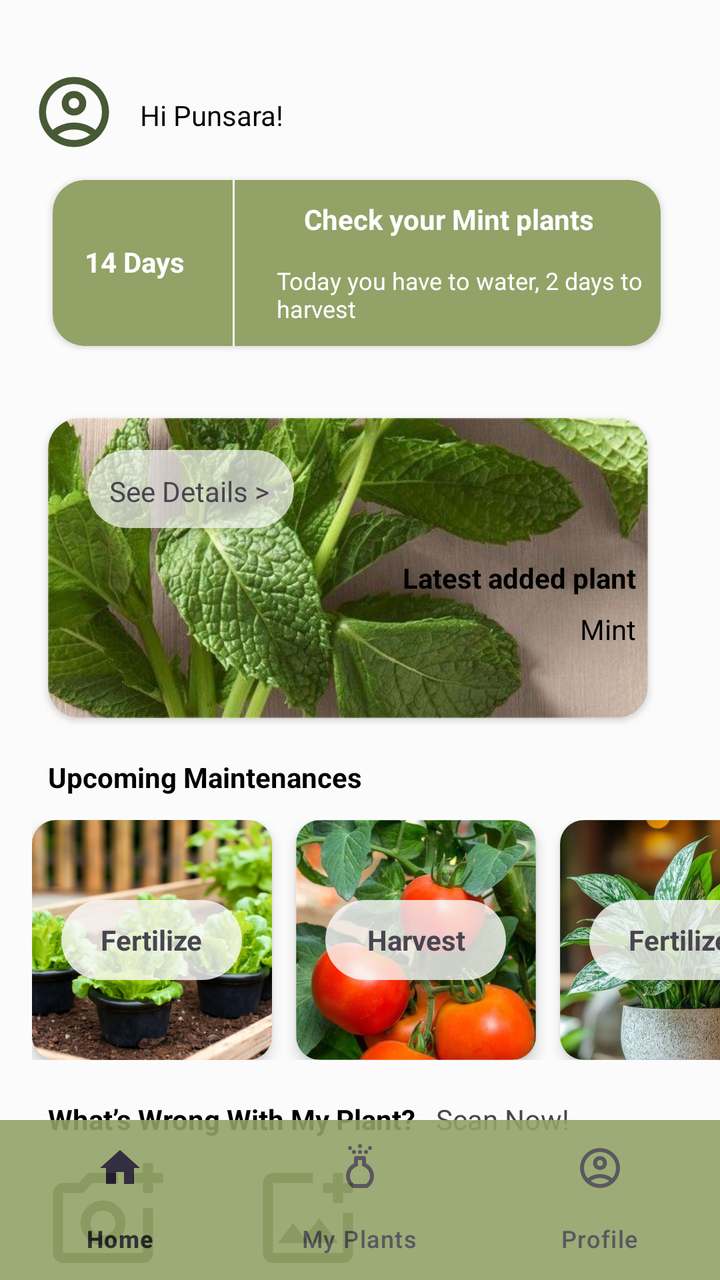
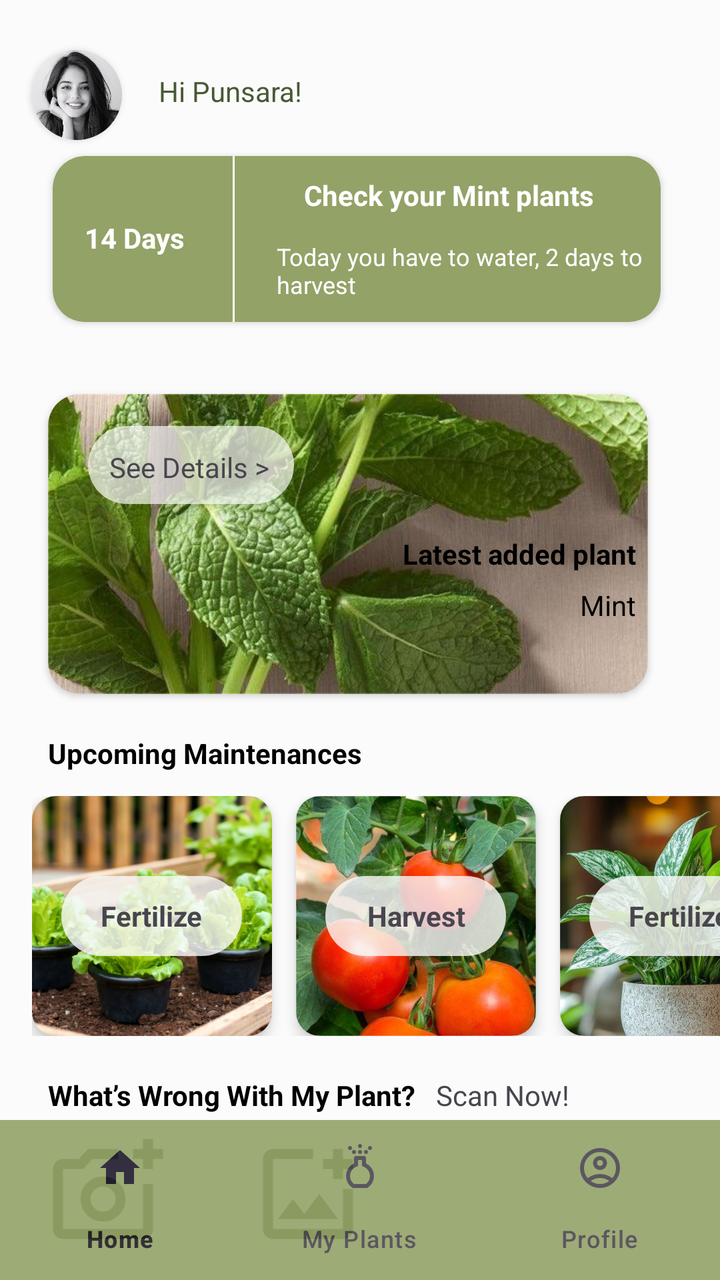

An Android layout rendered at two revisions. The XML below is the earlier revision; the diff shows what the commit changed to produce the second picture.
<!-- AndroidManifest.xml: application theme Theme.LabExam2 -->
<!-- res/layout/activity_home.xml -->
<?xml version="1.0" encoding="utf-8"?>
<androidx.constraintlayout.widget.ConstraintLayout xmlns:android="http://schemas.android.com/apk/res/android"
    xmlns:app="http://schemas.android.com/apk/res-auto"
    xmlns:tools="http://schemas.android.com/tools"
    android:id="@+id/main"
    android:layout_width="match_parent"
    android:layout_height="match_parent"
    android:background="@color/my_primary"
    tools:context=".home">

    <FrameLayout
        android:id="@+id/frame_layout"
        android:layout_width="0dp"
        android:layout_height="0dp"
        app:layout_constraintEnd_toEndOf="parent"
        app:layout_constraintStart_toStartOf="parent"
        app:layout_constraintTop_toTopOf="parent">

    </FrameLayout>

    <com.google.android.material.bottomnavigation.BottomNavigationView
        android:id="@+id/bottomNavigationView"
        android:layout_width="0dp"
        android:layout_height="wrap_content"
        app:layout_constraintBottom_toBottomOf="parent"
        app:layout_constraintEnd_toEndOf="parent"
        app:layout_constraintStart_toStartOf="parent"
        app:itemRippleColor="@color/my_hover_color"
        android:background="@color/my_secondary"
        android:alpha="0.9"
        app:menu="@menu/bottomnav"/>

    <LinearLayout
        android:id="@+id/linearLayout3"
        android:layout_width="50dp"
        android:layout_height="76dp"
        android:layout_marginStart="16dp"
        android:layout_marginTop="16dp"
        android:orientation="vertical"
        app:layout_constraintStart_toStartOf="parent"
        app:layout_constraintTop_toTopOf="parent">

        <ImageView
            android:id="@+id/imageView4"
            android:layout_width="42dp"
            android:layout_height="48dp"
            android:layout_marginTop="16dp"
            app:layout_constraintTop_toTopOf="parent"
            app:srcCompat="@drawable/outline_account_circle_24" />
    </LinearLayout>

    <LinearLayout
        android:id="@+id/linearLayout4"
        android:layout_width="152dp"
        android:layout_height="42dp"
        android:layout_marginStart="4dp"
        android:layout_marginTop="48dp"
        android:orientation="horizontal"
        app:layout_constraintStart_toEndOf="@+id/linearLayout3"
        app:layout_constraintTop_toTopOf="parent">

        <TextView
            android:id="@+id/textView8"
            android:layout_width="wrap_content"
            android:layout_height="36dp"
            android:layout_weight="1"
            android:text="Hi Punsara!"
            android:textColor="#040404" />
    </LinearLayout>

    <androidx.cardview.widget.CardView
        android:id="@+id/cardView"
        android:layout_width="304dp"
        android:layout_height="83dp"
        android:layout_marginStart="24dp"
        android:layout_marginEnd="24dp"
        android:foregroundGravity="center_horizontal"
        app:cardBackgroundColor="@color/my_secondary"
        app:cardCornerRadius="16dp"
        app:layout_constraintEnd_toEndOf="parent"
        app:layout_constraintHorizontal_bias="0.285"
        app:layout_constraintStart_toStartOf="parent"
        app:layout_constraintTop_toBottomOf="@+id/linearLayout4">

        <TextView
            android:id="@+id/textView14"
            android:layout_width="wrap_content"
            android:layout_height="wrap_content"
            android:layout_gravity="clip_vertical|center_vertical"
            android:includeFontPadding="false"
            android:paddingLeft="16dp"
            android:text="14 Days"
            android:textColor="#ffffff"
            android:textStyle="bold" />

        <View
            android:layout_width="1dp"
            android:layout_height="match_parent"
            android:layout_marginStart="90dp"
            android:layout_marginEnd="8dp"
            android:background="@color/white" />

        <LinearLayout
            android:layout_width="212dp"
            android:layout_height="43dp"
            android:layout_gravity="right"
            android:orientation="vertical">

            <TextView
                android:id="@+id/textView18"
                android:layout_width="match_parent"
                android:layout_height="wrap_content"
                android:layout_gravity="right|center_horizontal|center_vertical"
                android:gravity="clip_vertical|center_horizontal|fill_vertical"
                android:paddingTop="10dp"
                android:text="@string/reminderh"
                android:textColor="#ffffff"
                android:textStyle="bold"
                app:layout_constraintEnd_toEndOf="parent"
                app:layout_constraintStart_toStartOf="parent" />
        </LinearLayout>

        <LinearLayout
            android:layout_width="208dp"
            android:layout_height="41dp"
            android:layout_gravity="bottom|right"
            android:orientation="vertical"
            app:layout_constraintEnd_toEndOf="parent"
            app:layout_constraintStart_toStartOf="parent">

            <TextView
                android:id="@+id/textView21"
                android:layout_width="match_parent"
                android:layout_height="wrap_content"
                android:gravity="center_vertical"
                android:paddingLeft="16dp"
                android:text="@string/reminder"
                android:textColor="#ffffff"
                android:textSize="12sp"
                app:layout_constraintEnd_toEndOf="parent"
                app:layout_constraintStart_toStartOf="parent" />
        </LinearLayout>


    </androidx.cardview.widget.CardView>

    <androidx.cardview.widget.CardView
        android:id="@+id/cardView2"
        android:layout_width="300dp"
        android:layout_height="150dp"
        android:layout_marginStart="24dp"
        android:layout_marginTop="36dp"
        app:cardCornerRadius="16dp"
        app:layout_constraintStart_toStartOf="parent"
        app:layout_constraintTop_toBottomOf="@+id/cardView">

        <ImageView
            android:id="@+id/imageView14"
            android:layout_width="wrap_content"
            android:layout_height="wrap_content"
            app:srcCompat="@drawable/mint"

            />

        <TextView
            android:id="@+id/textView22"
            android:layout_width="wrap_content"
            android:layout_height="wrap_content"
            android:layout_gravity="right|center_vertical"
            android:gravity="end"
            android:paddingTop="10dp"
            android:paddingRight="6dp"
            android:text="Latest added plant"
            android:textColor="#000000"
            android:textStyle="bold" />

        <TextView
            android:id="@+id/textView23"
            android:layout_width="wrap_content"
            android:layout_height="wrap_content"
            android:layout_gravity="bottom|end"
            android:paddingRight="6dp"
            android:paddingBottom="35dp"
            android:text="Mint"
            android:textColor="#000000" />

        <androidx.constraintlayout.widget.ConstraintLayout
            android:layout_width="141dp"
            android:layout_height="73dp">

            <Button
                android:id="@+id/buttonSeeDetails"
                android:layout_width="103dp"
                android:layout_height="47dp"
                android:layout_marginStart="20dp"
                android:layout_marginTop="12dp"
                android:alpha="0.7"
                android:text="See Details"
                app:layout_constraintStart_toStartOf="parent"
                app:layout_constraintTop_toTopOf="parent" />

            <TextView
                android:id="@+id/textView"
                android:layout_width="wrap_content"
                android:layout_height="wrap_content"
                android:text="See Details >"
                app:layout_constraintBottom_toBottomOf="parent"
                app:layout_constraintEnd_toEndOf="parent"
                app:layout_constraintStart_toStartOf="parent"
                app:layout_constraintTop_toTopOf="parent" />
        </androidx.constraintlayout.widget.ConstraintLayout>


    </androidx.cardview.widget.CardView>

    <TextView
        android:id="@+id/textView9"
        android:layout_width="wrap_content"
        android:layout_height="wrap_content"
        android:layout_marginStart="24dp"
        android:layout_marginTop="20dp"
        android:text="Upcoming Maintenances"
        android:textColor="#000000"
        android:textStyle="bold"
        app:layout_constraintStart_toStartOf="parent"
        app:layout_constraintTop_toBottomOf="@+id/cardView2" />

    <HorizontalScrollView
        android:id="@+id/horizontalScrollView"
        android:layout_width="match_parent"
        android:layout_height="wrap_content"
        android:layout_marginTop="12dp"
        android:scrollbars="none"
        app:layout_constraintTop_toBottomOf="@id/textView9"
        app:layout_constraintStart_toStartOf="parent"
        app:layout_constraintEnd_toEndOf="parent">

        <LinearLayout
            android:layout_width="wrap_content"
            android:layout_height="wrap_content"
            android:orientation="horizontal"
            android:paddingStart="16dp"
            android:paddingEnd="16dp">

            <androidx.cardview.widget.CardView
                android:id="@+id/cardView7"
                android:layout_width="120dp"
                android:layout_height="120dp"
                android:layout_marginEnd="12dp"
                app:cardCornerRadius="12dp"
                app:cardElevation="4dp" >

                <ImageView
                    android:id="@+id/imageView5"
                    android:layout_width="wrap_content"
                    android:layout_height="wrap_content"
                    app:layout_constraintBottom_toBottomOf="parent"
                    app:layout_constraintTop_toTopOf="parent"
                    app:srcCompat="@drawable/lettuce" />

                <Button
                    android:id="@+id/button10"
                    android:layout_width="wrap_content"
                    android:layout_height="wrap_content"
                    android:layout_gravity="center"
                    android:alpha="0.8"
                    android:text="Button"
                    app:layout_constraintStart_toStartOf="parent" />

                <TextView
                    android:id="@+id/textView12"
                    android:layout_width="wrap_content"
                    android:layout_height="wrap_content"
                    android:layout_gravity="center"
                    android:gravity="center"
                    android:text="Fertilize"
                    android:textStyle="bold" />

            </androidx.cardview.widget.CardView>

            <androidx.cardview.widget.CardView
                android:id="@+id/cardView8"
                android:layout_width="120dp"
                android:layout_height="120dp"
                android:layout_marginEnd="12dp"
                app:cardCornerRadius="12dp"
                app:cardElevation="4dp" >

                <ImageView
                    android:id="@+id/imageView8"
                    android:layout_width="wrap_content"
                    android:layout_height="wrap_content"
                    app:layout_constraintEnd_toEndOf="parent"
                    app:layout_constraintStart_toStartOf="parent"
                    app:srcCompat="@drawable/tomato" />

                <Button
                    android:id="@+id/button11"
                    android:layout_width="wrap_content"
                    android:layout_height="wrap_content"
                    android:layout_gravity="center"
                    android:alpha="0.8"
                    android:text="Button" />

                <TextView
                    android:id="@+id/textView24"
                    android:layout_width="wrap_content"
                    android:layout_height="wrap_content"
                    android:layout_gravity="center"
                    android:gravity="center"
                    android:text="Harvest"
                    android:textStyle="bold" />
            </androidx.cardview.widget.CardView>

            <androidx.cardview.widget.CardView
                android:id="@+id/cardView9"
                android:layout_width="120dp"
                android:layout_height="120dp"
                android:layout_marginEnd="12dp"
                app:cardCornerRadius="12dp"
                app:cardElevation="4dp" >

                <ImageView
                    android:id="@+id/imageView7"
                    android:layout_width="wrap_content"
                    android:layout_height="wrap_content"
                    app:srcCompat="@drawable/green" />

                <Button
                    android:id="@+id/button12"
                    android:layout_width="wrap_content"
                    android:layout_height="wrap_content"
                    android:layout_gravity="center"
                    android:alpha="0.8"
                    android:text="Button" />

                <TextView
                    android:id="@+id/textView25"
                    android:layout_width="wrap_content"
                    android:layout_height="wrap_content"
                    android:layout_gravity="center"
                    android:gravity="center"
                    android:text="Fertilize"
                    android:textStyle="bold"
                    app:layout_constraintBottom_toBottomOf="parent"
                    app:layout_constraintTop_toTopOf="parent" />
            </androidx.cardview.widget.CardView>

        </LinearLayout>
    </HorizontalScrollView>

    <TextView
        android:id="@+id/textView26"
        android:layout_width="wrap_content"
        android:layout_height="wrap_content"
        android:layout_marginStart="24dp"
        android:layout_marginTop="20dp"
        android:text="What’s Wrong With My Plant?"
        android:textColor="#000000"
        android:textStyle="bold"
        app:layout_constraintBottom_toTopOf="@+id/linearLayout6"
        app:layout_constraintEnd_toStartOf="@+id/textView30"
        app:layout_constraintStart_toStartOf="parent"
        app:layout_constraintTop_toBottomOf="@+id/horizontalScrollView" />

    <LinearLayout
        android:id="@+id/linearLayout5"
        android:layout_width="60dp"
        android:layout_height="60dp"
        android:layout_marginStart="24dp"
        android:layout_marginTop="10dp"
        android:orientation="horizontal"
        app:layout_constraintStart_toStartOf="parent"
        app:layout_constraintTop_toBottomOf="@+id/textView26">

        <ImageView
            android:id="@+id/imageView11"
            android:layout_width="wrap_content"
            android:layout_height="match_parent"
            android:layout_weight="1"
            app:srcCompat="@drawable/outline_add_a_photo_24" />
    </LinearLayout>

    <TextView
        android:id="@+id/textView27"
        android:layout_width="wrap_content"
        android:layout_height="wrap_content"
        android:layout_marginStart="24dp"
        android:layout_marginTop="10dp"
        android:text="Take Photo"
        android:textColor="#000000"
        app:layout_constraintStart_toStartOf="parent"
        app:layout_constraintTop_toBottomOf="@+id/linearLayout5" />

    <LinearLayout
        android:id="@+id/linearLayout6"
        android:layout_width="60dp"
        android:layout_height="60dp"
        android:layout_marginStart="40dp"
        android:layout_marginTop="10dp"
        android:orientation="horizontal"
        app:layout_constraintStart_toEndOf="@+id/linearLayout5"
        app:layout_constraintTop_toBottomOf="@+id/textView26">

        <ImageView
            android:id="@+id/imageView12"
            android:layout_width="wrap_content"
            android:layout_height="match_parent"
            android:layout_weight="1"
            app:srcCompat="@drawable/outline_add_photo_alternate_24" />
    </LinearLayout>

    <TextView
        android:id="@+id/textView29"
        android:layout_width="wrap_content"
        android:layout_height="wrap_content"
        android:layout_marginStart="28dp"
        android:layout_marginTop="10dp"
        android:text="Choose from Gallery"
        android:textColor="#000000"
        app:layout_constraintStart_toEndOf="@+id/textView27"
        app:layout_constraintTop_toBottomOf="@+id/linearLayout6" />

    <TextView
        android:id="@+id/textView30"
        android:layout_width="wrap_content"
        android:layout_height="wrap_content"
        android:layout_marginStart="10dp"
        android:layout_marginTop="20dp"
        android:text="Scan Now!"
        app:layout_constraintStart_toEndOf="@+id/textView26"
        app:layout_constraintTop_toBottomOf="@+id/horizontalScrollView" />


</androidx.constraintlayout.widget.ConstraintLayout>
<!-- resources referenced by this layout -->
<resources>
  <color name="my_hover_color">#485935</color>
  <color name="my_primary">#FBFBFB</color>
  <color name="my_secondary">#93A267</color>
  <color name="white">#FFFFFFFF</color>
  <!-- drawable outline_account_circle_24 (drawable) -->
  <vector xmlns:android="http://schemas.android.com/apk/res/android" android:height="24dp" android:tint="#485935" android:viewportHeight="960" android:viewportWidth="960" android:width="24dp">
        
      <path android:fillColor="@android:color/white" android:pathData="M234,684Q285,645 348,622.5Q411,600 480,600Q549,600 612,622.5Q675,645 726,684Q761,643 780.5,591Q800,539 800,480Q800,347 706.5,253.5Q613,160 480,160Q347,160 253.5,253.5Q160,347 160,480Q160,539 179.5,591Q199,643 234,684ZM480,520Q421,520 380.5,479.5Q340,439 340,380Q340,321 380.5,280.5Q421,240 480,240Q539,240 579.5,280.5Q620,321 620,380Q620,439 579.5,479.5Q539,520 480,520ZM480,880Q397,880 324,848.5Q251,817 197,763Q143,709 111.5,636Q80,563 80,480Q80,397 111.5,324Q143,251 197,197Q251,143 324,111.5Q397,80 480,80Q563,80 636,111.5Q709,143 763,197Q817,251 848.5,324Q880,397 880,480Q880,563 848.5,636Q817,709 763,763Q709,817 636,848.5Q563,880 480,880ZM480,800Q533,800 580,784.5Q627,769 666,740Q627,711 580,695.5Q533,680 480,680Q427,680 380,695.5Q333,711 294,740Q333,769 380,784.5Q427,800 480,800ZM480,440Q506,440 523,423Q540,406 540,380Q540,354 523,337Q506,320 480,320Q454,320 437,337Q420,354 420,380Q420,406 437,423Q454,440 480,440ZM480,380Q480,380 480,380Q480,380 480,380Q480,380 480,380Q480,380 480,380Q480,380 480,380Q480,380 480,380Q480,380 480,380Q480,380 480,380ZM480,740Q480,740 480,740Q480,740 480,740Q480,740 480,740Q480,740 480,740Q480,740 480,740Q480,740 480,740Q480,740 480,740Q480,740 480,740Z"/>
      
  </vector>
  <!-- drawable outline_add_photo_alternate_24 (drawable) -->
  <vector xmlns:android="http://schemas.android.com/apk/res/android" android:height="24dp" android:tint="#485935" android:viewportHeight="960" android:viewportWidth="960" android:width="24dp">
        
      <path android:fillColor="@android:color/white" android:pathData="M480,480Q480,480 480,480Q480,480 480,480L480,480Q480,480 480,480Q480,480 480,480L480,480Q480,480 480,480Q480,480 480,480L480,480Q480,480 480,480Q480,480 480,480L480,480Q480,480 480,480Q480,480 480,480Q480,480 480,480Q480,480 480,480ZM200,840Q167,840 143.5,816.5Q120,793 120,760L120,200Q120,167 143.5,143.5Q167,120 200,120L520,120Q520,137 520,157Q520,177 520,200L200,200Q200,200 200,200Q200,200 200,200L200,760Q200,760 200,760Q200,760 200,760L760,760Q760,760 760,760Q760,760 760,760L760,440Q783,440 803,440Q823,440 840,440L840,760Q840,793 816.5,816.5Q793,840 760,840L200,840ZM240,680L720,680L570,480L450,640L360,520L240,680ZM680,360L680,280L600,280L600,200L680,200L680,120L760,120L760,200L840,200L840,280L760,280L760,360L680,360Z"/>
      
  </vector>
  <string name="reminder">Today you have to water, 2 days to harvest</string>
  <string name="reminderh">Check your Mint plants</string>
  <style name="Theme.LabExam2" parent="Base.Theme.LabExam2" />
  <style name="Base.Theme.LabExam2" parent="Theme.Material3.DayNight.NoActionBar">
          
          
  
          
          <item name="colorPrimary">@color/my_primary</item>
          <item name="colorPrimaryVariant">@color/my_primary</item>
          <item name="colorOnPrimary">@color/my_primary</item>
  
  
          
          <item name="colorSecondary">@color/my_secondary</item>
          <item name="colorSecondaryVariant">@color/my_secondary</item>
          <item name="colorOnSecondary">@color/my_secondary</item>
  
          
          <item name="android:statusBarColor">@color/my_primary</item>
          <item name="android:windowBackground">@color/my_primary</item>
  
  
      </style>
  <!-- unchanged entries left out for length: 5 -->
</resources>

<!-- the commit's change to res/layout/activity_home.xml (unified diff, before → after) -->
@@ -31,32 +31,14 @@
         app:menu="@menu/bottomnav"/>
 
     <LinearLayout
-        android:id="@+id/linearLayout3"
-        android:layout_width="50dp"
-        android:layout_height="76dp"
-        android:layout_marginStart="16dp"
-        android:layout_marginTop="16dp"
-        android:orientation="vertical"
-        app:layout_constraintStart_toStartOf="parent"
-        app:layout_constraintTop_toTopOf="parent">
-
-        <ImageView
-            android:id="@+id/imageView4"
-            android:layout_width="42dp"
-            android:layout_height="48dp"
-            android:layout_marginTop="16dp"
-            app:layout_constraintTop_toTopOf="parent"
-            app:srcCompat="@drawable/outline_account_circle_24" />
-    </LinearLayout>
-
-    <LinearLayout
         android:id="@+id/linearLayout4"
         android:layout_width="152dp"
         android:layout_height="42dp"
-        android:layout_marginStart="4dp"
-        android:layout_marginTop="48dp"
+        android:layout_marginTop="36dp"
         android:orientation="horizontal"
-        app:layout_constraintStart_toEndOf="@+id/linearLayout3"
+        app:layout_constraintEnd_toEndOf="parent"
+        app:layout_constraintHorizontal_bias="0.382"
+        app:layout_constraintStart_toStartOf="parent"
         app:layout_constraintTop_toTopOf="parent">
 
         <TextView
@@ -65,7 +47,7 @@
             android:layout_height="36dp"
             android:layout_weight="1"
             android:text="Hi Punsara!"
-            android:textColor="#040404" />
+            android:textColor="@color/my_accent" />
     </LinearLayout>
 
     <androidx.cardview.widget.CardView
@@ -431,5 +413,25 @@
         app:layout_constraintStart_toEndOf="@+id/textView26"
         app:layout_constraintTop_toBottomOf="@+id/horizontalScrollView" />
 
+    <androidx.cardview.widget.CardView
+        android:layout_width="45dp"
+        android:layout_height="45dp"
+        android:layout_marginStart="16dp"
+        android:layout_marginBottom="8dp"
+        app:cardCornerRadius="100dp"
+        app:layout_constraintBottom_toBottomOf="@+id/linearLayout4"
+        app:layout_constraintEnd_toStartOf="@+id/linearLayout4"
+        app:layout_constraintHorizontal_bias="0.0"
+        app:layout_constraintStart_toStartOf="parent">
+
+        <ImageView
+            android:id="@+id/imageView26"
+            android:layout_width="wrap_content"
+            android:layout_height="wrap_content"
+            android:clickable="true"
+            android:focusable="true"
+            app:srcCompat="@drawable/pp" />
+    </androidx.cardview.widget.CardView>
+
 
 </androidx.constraintlayout.widget.ConstraintLayout>
<!-- resource entries referenced after the edit -->
@@ -1,21 +1,17 @@
 <!-- resources referenced by this layout -->
 <resources>
+  <color name="my_accent">#485935</color>
   <color name="my_hover_color">#485935</color>
   <color name="my_primary">#FBFBFB</color>
   <color name="my_secondary">#93A267</color>
   <color name="white">#FFFFFFFF</color>
-  <!-- drawable outline_account_circle_24 (drawable) -->
-  <vector xmlns:android="http://schemas.android.com/apk/res/android" android:height="24dp" android:tint="#485935" android:viewportHeight="960" android:viewportWidth="960" android:width="24dp">
-        
-      <path android:fillColor="@android:color/white" android:pathData="M234,684Q285,645 348,622.5Q411,600 480,600Q549,600 612,622.5Q675,645 726,684Q761,643 780.5,591Q800,539 800,480Q800,347 706.5,253.5Q613,160 480,160Q347,160 253.5,253.5Q160,347 160,480Q160,539 179.5,591Q199,643 234,684ZM480,520Q421,520 380.5,479.5Q340,439 340,380Q340,321 380.5,280.5Q421,240 480,240Q539,240 579.5,280.5Q620,321 620,380Q620,439 579.5,479.5Q539,520 480,520ZM480,880Q397,880 324,848.5Q251,817 197,763Q143,709 111.5,636Q80,563 80,480Q80,397 111.5,324Q143,251 197,197Q251,143 324,111.5Q397,80 480,80Q563,80 636,111.5Q709,143 763,197Q817,251 848.5,324Q880,397 880,480Q880,563 848.5,636Q817,709 763,763Q709,817 636,848.5Q563,880 480,880ZM480,800Q533,800 580,784.5Q627,769 666,740Q627,711 580,695.5Q533,680 480,680Q427,680 380,695.5Q333,711 294,740Q333,769 380,784.5Q427,800 480,800ZM480,440Q506,440 523,423Q540,406 540,380Q540,354 523,337Q506,320 480,320Q454,320 437,337Q420,354 420,380Q420,406 437,423Q454,440 480,440ZM480,380Q480,380 480,380Q480,380 480,380Q480,380 480,380Q480,380 480,380Q480,380 480,380Q480,380 480,380Q480,380 480,380Q480,380 480,380ZM480,740Q480,740 480,740Q480,740 480,740Q480,740 480,740Q480,740 480,740Q480,740 480,740Q480,740 480,740Q480,740 480,740Q480,740 480,740Z"/>
-      
-  </vector>
   <!-- drawable outline_add_photo_alternate_24 (drawable) -->
   <vector xmlns:android="http://schemas.android.com/apk/res/android" android:height="24dp" android:tint="#485935" android:viewportHeight="960" android:viewportWidth="960" android:width="24dp">
         
       <path android:fillColor="@android:color/white" android:pathData="M480,480Q480,480 480,480Q480,480 480,480L480,480Q480,480 480,480Q480,480 480,480L480,480Q480,480 480,480Q480,480 480,480L480,480Q480,480 480,480Q480,480 480,480L480,480Q480,480 480,480Q480,480 480,480Q480,480 480,480Q480,480 480,480ZM200,840Q167,840 143.5,816.5Q120,793 120,760L120,200Q120,167 143.5,143.5Q167,120 200,120L520,120Q520,137 520,157Q520,177 520,200L200,200Q200,200 200,200Q200,200 200,200L200,760Q200,760 200,760Q200,760 200,760L760,760Q760,760 760,760Q760,760 760,760L760,440Q783,440 803,440Q823,440 840,440L840,760Q840,793 816.5,816.5Q793,840 760,840L200,840ZM240,680L720,680L570,480L450,640L360,520L240,680ZM680,360L680,280L600,280L600,200L680,200L680,120L760,120L760,200L840,200L840,280L760,280L760,360L680,360Z"/>
       
   </vector>
+  <!-- drawable pp: jpg bitmap (drawable, 53288 bytes) -->
   <string name="reminder">Today you have to water, 2 days to harvest</string>
   <string name="reminderh">Check your Mint plants</string>
   <style name="Theme.LabExam2" parent="Base.Theme.LabExam2" />
